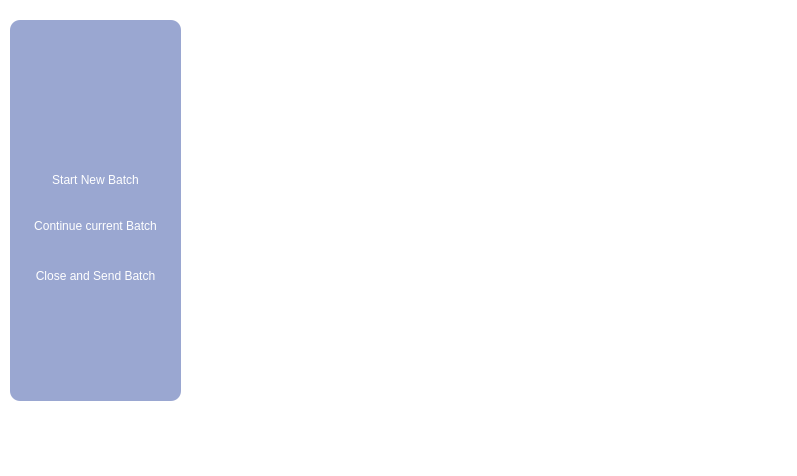
Old version of the form qtDesignUI/dashboard.ui in the repository lordchief21/ScannerProject.
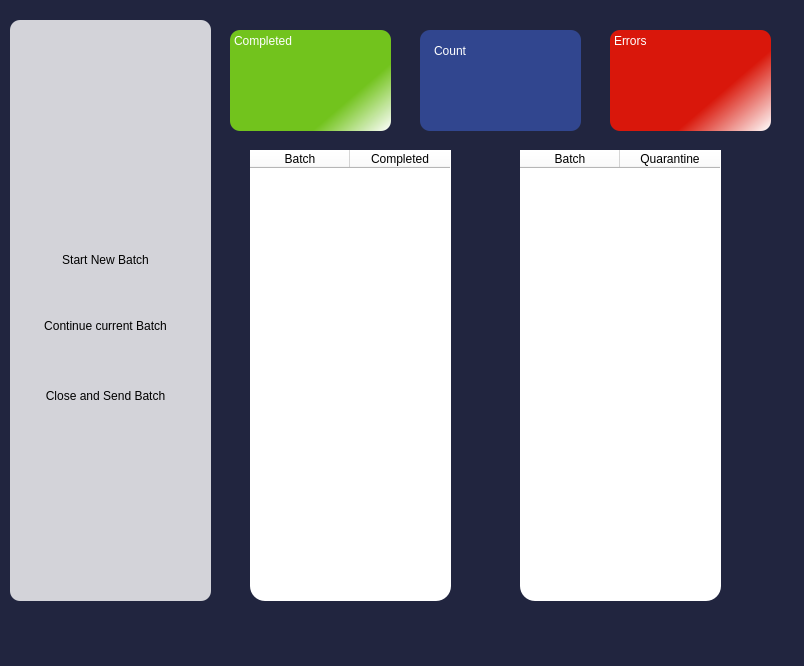
New version of the form. Icons and pictures are not drawn.

Commit message: "Create Exception class"

Patch:
```diff
--- a/qtDesignUI/dashboard.ui
+++ b/qtDesignUI/dashboard.ui
@@ -6,15 +6,15 @@
    <rect>
     <x>0</x>
     <y>0</y>
-    <width>797</width>
-    <height>476</height>
+    <width>804</width>
+    <height>666</height>
    </rect>
   </property>
   <property name="windowTitle">
    <string>MainWindow</string>
   </property>
   <property name="styleSheet">
-   <string notr="true">background-color: #ffffff;</string>
+   <string notr="true">background-color: #21253f;</string>
   </property>
   <widget class="QWidget" name="centralwidget">
    <widget class="QWidget" name="menu_bar" native="true">
@@ -22,22 +22,22 @@
      <rect>
       <x>10</x>
       <y>20</y>
-      <width>171</width>
-      <height>381</height>
+      <width>201</width>
+      <height>581</height>
      </rect>
     </property>
     <property name="autoFillBackground">
      <bool>false</bool>
     </property>
     <property name="styleSheet">
-     <string notr="true">background-color: rgba(53, 79, 163, 0.5);
+     <string notr="true">background-color: rgba(255, 255, 255,0.8);
 border-radius: 10px</string>
     </property>
     <widget class="QPushButton" name="continueScan">
      <property name="geometry">
       <rect>
-       <x>10</x>
-       <y>150</y>
+       <x>20</x>
+       <y>230</y>
        <width>151</width>
        <height>20</height>
       </rect>
@@ -46,7 +46,7 @@
       <string notr="true">border-radius: 8px;
 background-color: None;
 font: 75 10pt &quot;KacstOne&quot;;
-color: rgb(255, 255, 255);</string>
+color: rgb(0, 0, 0);</string>
      </property>
      <property name="text">
       <string>Start New Batch</string>
@@ -64,8 +64,8 @@
     <widget class="QPushButton" name="startScan">
      <property name="geometry">
       <rect>
-       <x>10</x>
-       <y>190</y>
+       <x>20</x>
+       <y>290</y>
        <width>151</width>
        <height>31</height>
       </rect>
@@ -74,7 +74,7 @@
       <string notr="true">border-radius: 8px;
 background-color: None;
 font: 75 10pt &quot;KacstOne&quot;;
-color: rgb(255, 255, 255);</string>
+color: rgb(0, 0, 0);</string>
      </property>
      <property name="text">
       <string>Continue current Batch</string>
@@ -83,8 +83,8 @@
     <widget class="QPushButton" name="startScan_2">
      <property name="geometry">
       <rect>
-       <x>10</x>
-       <y>240</y>
+       <x>20</x>
+       <y>360</y>
        <width>151</width>
        <height>31</height>
       </rect>
@@ -93,44 +93,184 @@
       <string notr="true">border-radius: 8px;
 background-color: None;
 font: 75 10pt &quot;KacstOne&quot;;
-color: rgb(255, 255, 255);</string>
+color: rgb(0, 0, 0);</string>
      </property>
      <property name="text">
       <string>Close and Send Batch</string>
      </property>
     </widget>
-    <widget class="QLabel" name="label">
-     <property name="enabled">
-      <bool>true</bool>
+   </widget>
+   <widget class="QTableWidget" name="completed_scan">
+    <property name="geometry">
+     <rect>
+      <x>250</x>
+      <y>150</y>
+      <width>201</width>
+      <height>451</height>
+     </rect>
+    </property>
+    <property name="styleSheet">
+     <string notr="true">background-color:rgb(255, 255, 255);
+border-radius: 15px</string>
+    </property>
+    <property name="frameShape">
+     <enum>QFrame::StyledPanel</enum>
+    </property>
+    <property name="lineWidth">
+     <number>1</number>
+    </property>
+    <property name="autoScrollMargin">
+     <number>18</number>
+    </property>
+    <attribute name="horizontalHeaderVisible">
+     <bool>true</bool>
+    </attribute>
+    <attribute name="horizontalHeaderHighlightSections">
+     <bool>true</bool>
+    </attribute>
+    <attribute name="verticalHeaderVisible">
+     <bool>true</bool>
+    </attribute>
+    <attribute name="verticalHeaderMinimumSectionSize">
+     <number>36</number>
+    </attribute>
+    <attribute name="verticalHeaderDefaultSectionSize">
+     <number>36</number>
+    </attribute>
+    <attribute name="verticalHeaderHighlightSections">
+     <bool>true</bool>
+    </attribute>
+    <column>
+     <property name="text">
+      <string>Batch</string>
      </property>
+    </column>
+    <column>
+     <property name="text">
+      <string>Completed</string>
+     </property>
+    </column>
+   </widget>
+   <widget class="QTableWidget" name="error_scan">
+    <property name="geometry">
+     <rect>
+      <x>520</x>
+      <y>150</y>
+      <width>201</width>
+      <height>451</height>
+     </rect>
+    </property>
+    <property name="styleSheet">
+     <string notr="true">background-color:rgb(255, 255, 255);
+border-radius: 15px</string>
+    </property>
+    <column>
+     <property name="text">
+      <string>Batch</string>
+     </property>
+    </column>
+    <column>
+     <property name="text">
+      <string>Quarantine</string>
+     </property>
+    </column>
+   </widget>
+   <widget class="QWidget" name="Count" native="true">
+    <property name="geometry">
+     <rect>
+      <x>230</x>
+      <y>30</y>
+      <width>161</width>
+      <height>101</height>
+     </rect>
+    </property>
+    <property name="styleSheet">
+     <string notr="true">background-color: qlineargradient(spread:pad, x1:0.525, y1:0.653864, x2:1, y2:1, stop:0.326829 rgba(117, 200, 28, 247), stop:1 rgba(255, 255, 255, 255));
+border-radius: 10px;</string>
+    </property>
+    <widget class="QPlainTextEdit" name="plainTextEdit">
      <property name="geometry">
       <rect>
-       <x>40</x>
+       <x>0</x>
+       <y>0</y>
+       <width>141</width>
+       <height>41</height>
+      </rect>
+     </property>
+     <property name="styleSheet">
+      <string notr="true">background-color: rgba(53, 79, 163, 0);
+Color:rgb(255, 255, 255);
+border:none;
+font: 75 16pt &quot;Noto Sans&quot;;</string>
+     </property>
+     <property name="plainText">
+      <string>Completed</string>
+     </property>
+    </widget>
+   </widget>
+   <widget class="QWidget" name="Errors" native="true">
+    <property name="geometry">
+     <rect>
+      <x>420</x>
+      <y>30</y>
+      <width>161</width>
+      <height>101</height>
+     </rect>
+    </property>
+    <property name="styleSheet">
+     <string notr="true">background-color:rgba(53, 79, 163, 0.8);
+border-radius: 10px;</string>
+    </property>
+    <widget class="QPlainTextEdit" name="plainTextEdit_2">
+     <property name="geometry">
+      <rect>
+       <x>10</x>
        <y>10</y>
-       <width>81</width>
-       <height>81</height>
+       <width>141</width>
+       <height>41</height>
       </rect>
      </property>
      <property name="styleSheet">
-      <string notr="true">background-color:None;</string>
+      <string notr="true">background-color:rgba(53, 79, 163, 0);
+Color:rgb(255, 255, 255);
+border:none;
+font: 75 16pt &quot;Noto Sans&quot;;</string>
      </property>
-     <property name="text">
-      <string/>
+     <property name="plainText">
+      <string>Count</string>
      </property>
-     <property name="textFormat">
-      <enum>Qt::PlainText</enum>
+    </widget>
+   </widget>
+   <widget class="QWidget" name="Completed" native="true">
+    <property name="geometry">
+     <rect>
+      <x>610</x>
+      <y>30</y>
+      <width>161</width>
+      <height>101</height>
+     </rect>
+    </property>
+    <property name="styleSheet">
+     <string notr="true">background-color:qlineargradient(spread:pad, x1:0.525, y1:0.654, x2:1, y2:1, stop:0.195122 rgba(255, 21, 0, 211), stop:1 rgba(255, 255, 255, 255));
+border-radius: 10px;</string>
+    </property>
+    <widget class="QPlainTextEdit" name="plainTextEdit_3">
+     <property name="geometry">
+      <rect>
+       <x>0</x>
+       <y>0</y>
+       <width>141</width>
+       <height>41</height>
+      </rect>
      </property>
-     <property name="pixmap">
-      <pixmap>Logo/Logo.png</pixmap>
+     <property name="styleSheet">
+      <string notr="true">background-color:rgba(53, 79, 163, 0);
+Color:rgb(255, 255, 255);
+border:none;
+font: 75 16pt &quot;Noto Sans&quot;;</string>
      </property>
-     <property name="scaledContents">
-      <bool>true</bool>
-     </property>
-     <property name="wordWrap">
-      <bool>false</bool>
-     </property>
-     <property name="indent">
-      <number>-2</number>
+     <property name="plainText">
+      <string>Errors</string>
      </property>
     </widget>
    </widget>
```
Left out of the diff: 6 changed lines with no effect on the pictures. The commit also changes 9 other files.
